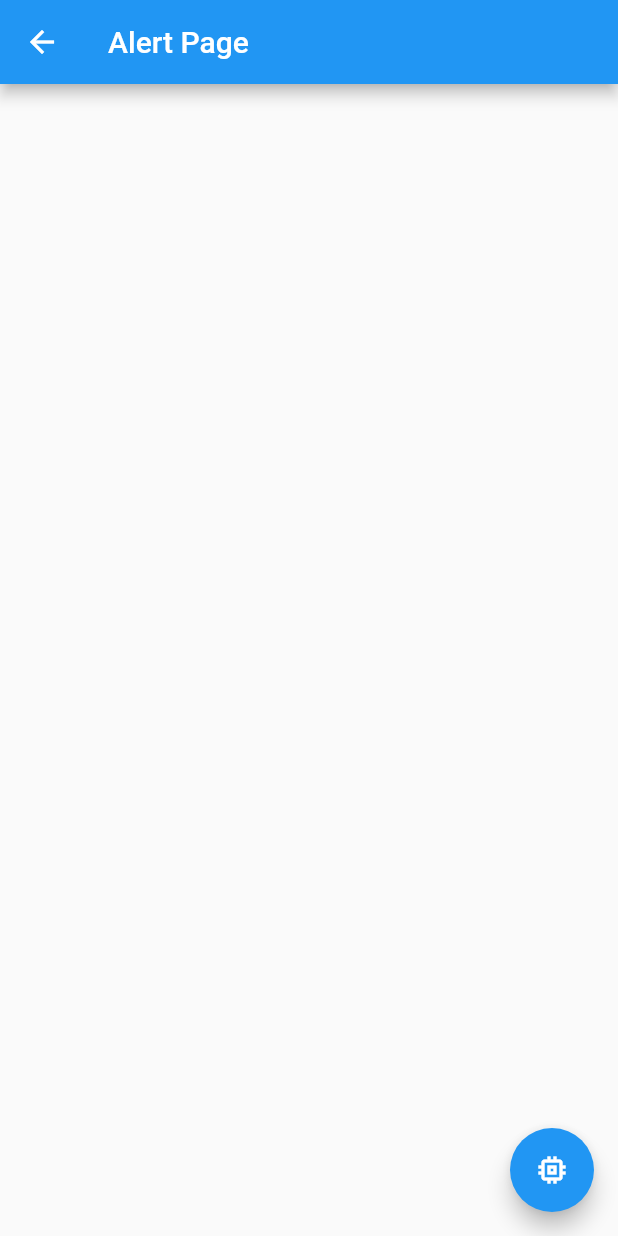
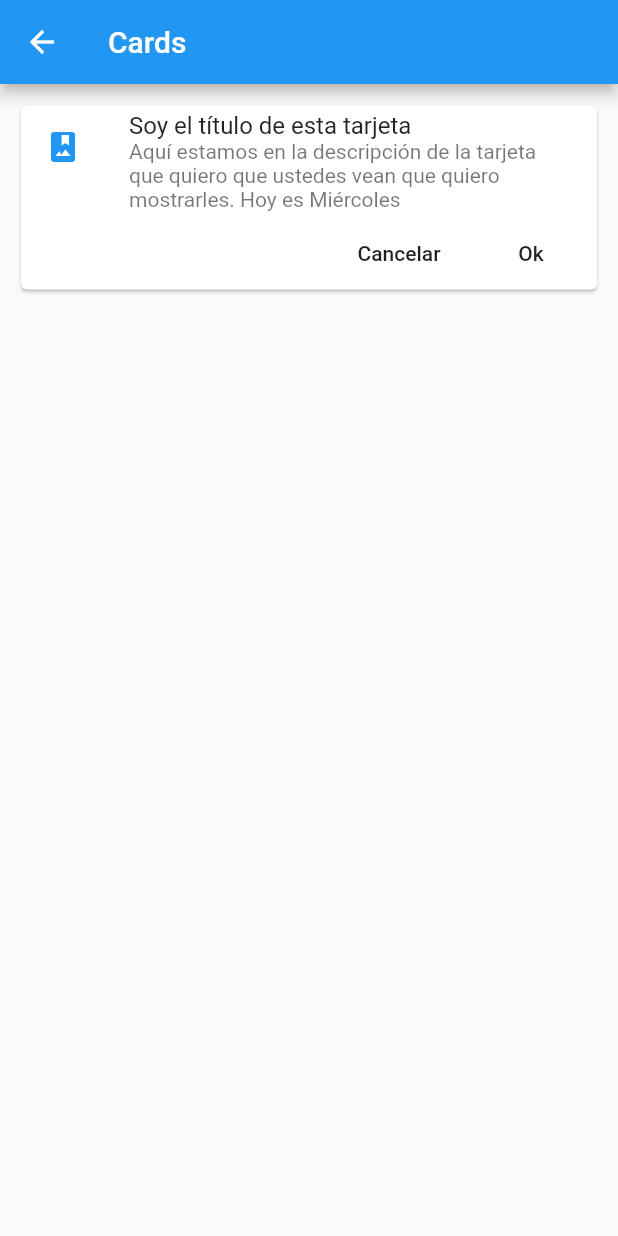
Before and after one commit to esme-lopez-r2devpros/Training_Flutter_Basic, a Flutter app: the screen it shows after launch, after a tap on "Cards - Tarjetas", on a phone screen of 412 x 824 dp. Run offline on Flutter 3.47's test engine with Material 2 defaults, Android fonts, the phone set to English and light mode, and no system bars.

Commit message:
Seccion 6 Leccion 72 Card Widget

```diff
--- /dev/null
+++ b/Seccion6/leccion6_componentes/lib/src/pages/card_page.dart
@@ -0,0 +1,44 @@
+import 'package:flutter/material.dart';
+
+
+class CardPage extends StatelessWidget {
+
+
+  @override
+  Widget build(BuildContext context) {
+    return Scaffold(
+      appBar: AppBar(
+        title: Text('Cards'),
+      ),
+      body: ListView(
+        padding: EdgeInsets.all(10.0),
+        children: [
+          _cardTipo1()
+                  ],
+
+                ),
+              );
+            }
+
+
+
+           Widget _cardTipo1() {
+return Card(
+  child: Column(
+    children: [
+      ListTile(
+        leading: Icon(Icons.photo_album, color:Colors.blue),
+        title: Text('Soy el título de esta tarjeta'),
+        subtitle: Text('Aquí estamos en la descripción de la tarjeta que quiero que ustedes vean que quiero mostrarles. Hoy es Miércoles'),
+      ),
+      Row(
+        mainAxisAlignment: MainAxisAlignment.end,
+        children: [
+FlatButton(onPressed: () {}, child: Text('Cancelar')),
+FlatButton(onPressed: () {}, child: Text('Ok')),
+      ],)
+    ],
+  ),
+);
+            }
+}
--- a/Seccion6/leccion6_componentes/lib/src/routes/routes.dart
+++ b/Seccion6/leccion6_componentes/lib/src/routes/routes.dart
@@ -3,6 +3,7 @@ import 'package:flutter/material.dart';
 
 import 'package:leccion6_componentes/src/pages/alert_page.dart';
 import 'package:leccion6_componentes/src/pages/avatar_page.dart';
+import 'package:leccion6_componentes/src/pages/card_page.dart';
 import 'package:leccion6_componentes/src/pages/home_page.dart';
 
 Map<String, WidgetBuilder> getApplicationRoutes(){
@@ -10,5 +11,6 @@ Map<String, WidgetBuilder> getApplicationRoutes(){
         '/': (BuildContext context) => HomePage(),
         'alert': (BuildContext context) => AlertPage(),
         'avatar': (BuildContext context) => AvatarPage(),
+        'card': (BuildContext context) => CardPage(),
       };
 }
```
